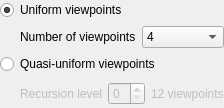
starviewer-medical/starviewer, file starviewer/src/extensions/playground/experimental3d/qviewpointdistributionwidgetbase.ui: the form before one commit.
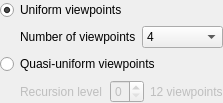
The form after the commit.

Commit message: STYLE: Retocats alguns layouts d'Experimental 3D.

```diff
--- a/starviewer/src/extensions/playground/experimental3d/qviewpointdistributionwidgetbase.ui
+++ b/starviewer/src/extensions/playground/experimental3d/qviewpointdistributionwidgetbase.ui
@@ -1,24 +1,21 @@
 <ui version="4.0" >
  <class>QViewpointDistributionWidgetBase</class>
- <widget class="QWidget" name="QViewpointDistributionWidgetBase" >
-  <property name="geometry" >
+ <widget class="QWidget" name="QViewpointDistributionWidgetBase">
+  <property name="geometry">
    <rect>
     <x>0</x>
     <y>0</y>
-    <width>224</width>
-    <height>108</height>
+    <width>223</width>
+    <height>103</height>
    </rect>
   </property>
-  <layout class="QVBoxLayout" >
-   <property name="margin" >
+  <layout class="QVBoxLayout" name="verticalLayout">
+   <property name="margin">
     <number>0</number>
    </property>
-   <property name="spacing" >
-    <number>6</number>
-   </property>
    <item>
-    <widget class="QRadioButton" name="m_uniformRadioButton" >
-     <property name="text" >
+    <widget class="QRadioButton" name="m_uniformRadioButton">
+     <property name="text">
       <string>Uniform viewpoints</string>
      </property>
      <property name="checked" >
@@ -27,38 +24,19 @@
     </widget>
    </item>
    <item>
-    <layout class="QHBoxLayout" >
-     <property name="margin" >
-      <number>0</number>
+    <layout class="QHBoxLayout" name="horizontalLayout">
+     <property name="leftMargin">
+      <number>20</number>
      </property>
-     <property name="spacing" >
-      <number>6</number>
-     </property>
      <item>
-      <spacer>
-       <property name="orientation" >
-        <enum>Qt::Horizontal</enum>
-       </property>
-       <property name="sizeType" >
-        <enum>QSizePolicy::Fixed</enum>
-       </property>
-       <property name="sizeHint" >
-        <size>
-         <width>20</width>
-         <height>20</height>
-        </size>
-       </property>
-      </spacer>
-     </item>
-     <item>
-      <widget class="QLabel" name="m_uniformNumberOfViewpointsLabel" >
-       <property name="text" >
+      <widget class="QLabel" name="m_uniformNumberOfViewpointsLabel">
+       <property name="text">
         <string>Number of viewpoints</string>
        </property>
       </widget>
      </item>
      <item>
-      <widget class="QComboBox" name="m_uniformNumberOfViewpointsComboBox" >
+      <widget class="QComboBox" name="m_uniformNumberOfViewpointsComboBox">
        <item>
         <property name="text" >
          <string>4</string>
@@ -89,39 +67,20 @@
     </layout>
    </item>
    <item>
-    <widget class="QRadioButton" name="m_quasiUniformRadioButton" >
-     <property name="text" >
+    <widget class="QRadioButton" name="m_quasiUniformRadioButton">
+     <property name="text">
       <string>Quasi-uniform viewpoints</string>
      </property>
     </widget>
    </item>
    <item>
-    <layout class="QHBoxLayout" >
-     <property name="margin" >
-      <number>0</number>
+    <layout class="QHBoxLayout" name="horizontalLayout_3">
+     <property name="leftMargin">
+      <number>20</number>
      </property>
-     <property name="spacing" >
-      <number>6</number>
-     </property>
      <item>
-      <spacer>
-       <property name="orientation" >
-        <enum>Qt::Horizontal</enum>
-       </property>
-       <property name="sizeType" >
-        <enum>QSizePolicy::Fixed</enum>
-       </property>
-       <property name="sizeHint" >
-        <size>
-         <width>20</width>
-         <height>20</height>
-        </size>
-       </property>
-      </spacer>
-     </item>
-     <item>
-      <widget class="QLabel" name="m_quasiUniformRecursionLevelLabel" >
-       <property name="enabled" >
+      <widget class="QLabel" name="m_quasiUniformRecursionLevelLabel">
+       <property name="enabled">
         <bool>false</bool>
        </property>
        <property name="text" >
@@ -130,24 +89,28 @@
       </widget>
      </item>
      <item>
-      <widget class="QSpinBox" name="m_quasiUniformRecursionLevelSpinBox" >
-       <property name="enabled" >
-        <bool>false</bool>
-       </property>
-       <property name="maximum" >
-        <number>3</number>
-       </property>
-      </widget>
-     </item>
-     <item>
-      <widget class="QLabel" name="m_quasiUniformNumberOfViewpointsLabel" >
-       <property name="enabled" >
-        <bool>false</bool>
-       </property>
-       <property name="text" >
-        <string>12 viewpoints</string>
-       </property>
-      </widget>
+      <layout class="QHBoxLayout" name="horizontalLayout_2">
+       <item>
+        <widget class="QSpinBox" name="m_quasiUniformRecursionLevelSpinBox">
+         <property name="enabled">
+          <bool>false</bool>
+         </property>
+         <property name="maximum">
+          <number>3</number>
+         </property>
+        </widget>
+       </item>
+       <item>
+        <widget class="QLabel" name="m_quasiUniformNumberOfViewpointsLabel">
+         <property name="enabled">
+          <bool>false</bool>
+         </property>
+         <property name="text">
+          <string>12 viewpoints</string>
+         </property>
+        </widget>
+       </item>
+      </layout>
      </item>
     </layout>
    </item>
```
Left out of the diff: 17 changed lines with no effect on the pictures. The commit also changes 1 other file.
